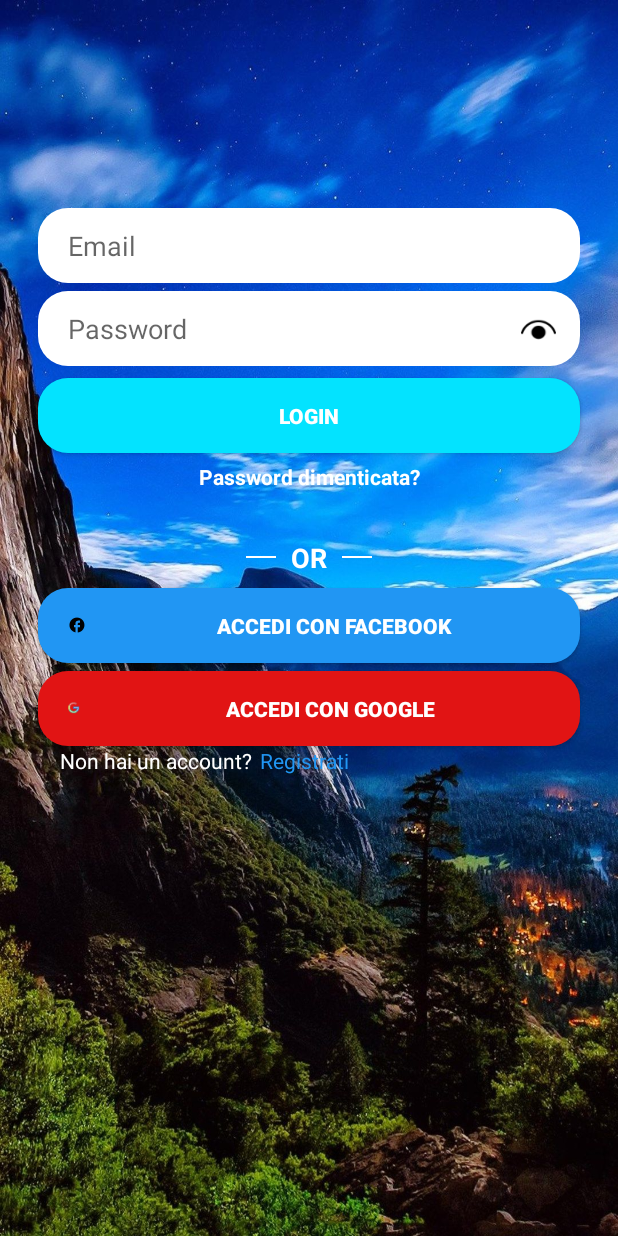
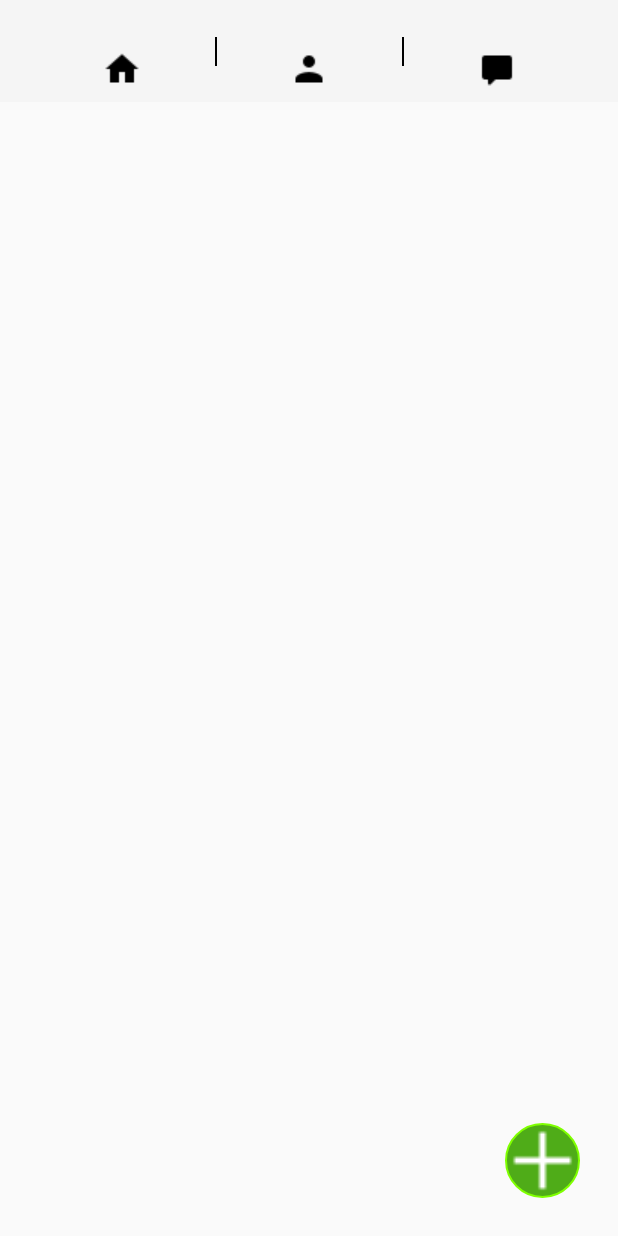
Before and after one commit to Franck024/INGSW_NaTour21, an Android app: the screen it shows after launch (ControllerLogin before the commit, ControllerHome after it), after a tap on "LOGIN", on a phone screen of 412 x 824 dp. Run offline under Robolectric (Android 15) with nearby library versions, the phone set to English and light mode, and no system bars; libraries missing offline, so code that uses them is left out: com.amplifyframework, com.amplifyframework.auth, com.amplifyframework.rx; 2 statements that could not run were skipped.

Commit message:
Creati frame e login
-frame Home
-frame toolbar
-Controller vari
-collegamento tra i frame

```diff
--- a/3_CodiceSorgente/IngSW_NaTour21/app/src/main/AndroidManifest.xml
+++ b/3_CodiceSorgente/IngSW_NaTour21/app/src/main/AndroidManifest.xml
@@ -43,6 +43,8 @@
         <activity android:name=".ControllerLogin" />
         <activity android:name=".ControllerRegistrazione" />
         <activity android:name=".ControllerRecovery" />
+        <activity android:name=".ControllerHome" />
+        <activity android:name=".ControllerAddItin" />
 
     </application>
 
--- /dev/null
+++ b/3_CodiceSorgente/IngSW_NaTour21/app/src/main/java/com/example/natour21/ControllerAddItin.java
@@ -0,0 +1,13 @@
+package com.example.natour21;
+
+import android.os.Bundle;
+
+import androidx.appcompat.app.AppCompatActivity;
+
+public class ControllerAddItin extends AppCompatActivity {
+    @Override
+    protected void onCreate(Bundle savedInstanceState) {
+        super.onCreate(savedInstanceState);
+        setContentView(R.layout.frame_inserzione_itinerario);
+    }
+}
--- /dev/null
+++ b/3_CodiceSorgente/IngSW_NaTour21/app/src/main/java/com/example/natour21/ControllerHome.java
@@ -0,0 +1,30 @@
+package com.example.natour21;
+
+import android.content.Intent;
+import android.os.Bundle;
+import android.view.animation.Animation;
+import android.view.animation.AnimationUtils;
+import android.widget.ImageView;
+
+import androidx.appcompat.app.AppCompatActivity;
+
+public class ControllerHome extends AppCompatActivity {
+    private ImageView add_itin;
+    private Animation anim_btn = null, anim_txtview = null;
+
+    @Override
+    protected void onCreate(Bundle savedInstanceState) {
+        super.onCreate(savedInstanceState);
+        setContentView(R.layout.frame_home);
+
+        add_itin = findViewById(R.id.btn_add_itin);
+
+        anim_btn = AnimationUtils.loadAnimation(getApplicationContext(),R.anim.anim_bottone);
+        anim_txtview = AnimationUtils.loadAnimation(getApplicationContext(),R.anim.anim_textview);
+
+        add_itin.setOnClickListener(v -> {
+            add_itin.startAnimation(anim_btn);
+            startActivity(new Intent(ControllerHome.this, ControllerAddItin.class));
+        });
+    }
+}
--- a/3_CodiceSorgente/IngSW_NaTour21/app/src/main/java/com/example/natour21/ControllerLogin.java
+++ b/3_CodiceSorgente/IngSW_NaTour21/app/src/main/java/com/example/natour21/ControllerLogin.java
@@ -59,7 +59,10 @@ public class ControllerLogin extends AppCompatActivity {
         pass_dim.setOnClickListener(view -> startActivity(new Intent(ControllerLogin.this, ControllerRecovery.class)));
 
         //Click bottoni
-        login.setOnClickListener(v -> login.startAnimation(anim_btn));
+        login.setOnClickListener(v -> {
+            login.startAnimation(anim_btn);
+            startActivity(new Intent(ControllerLogin.this, ControllerHome.class));
+        });
         fb.setOnClickListener(v -> fb.startAnimation(anim_btn));
         google.setOnClickListener(v -> google.startAnimation(anim_btn));
 
--- a/3_CodiceSorgente/IngSW_NaTour21/app/src/main/java/com/example/natour21/MainActivity.java
+++ b/3_CodiceSorgente/IngSW_NaTour21/app/src/main/java/com/example/natour21/MainActivity.java
@@ -17,6 +17,7 @@ public class MainActivity extends AppCompatActivity {
         super.onCreate(savedInstanceState);
         Intent page1 = new Intent(MainActivity.this, ControllerLogin.class);
         startActivity(page1);
+
 
         //Test fetching dell'auth session
         /*RxAmplify.Auth.fetchAuthSession()
--- /dev/null
+++ b/3_CodiceSorgente/IngSW_NaTour21/app/src/main/res/drawable/btn_sfera.xml
@@ -0,0 +1,8 @@
+<?xml version="1.0" encoding="utf-8"?>
+<shape xmlns:android="http://schemas.android.com/apk/res/android">
+    <corners android:radius="1000dp"/>
+    <solid android:color="@color/green"/>
+    <stroke
+        android:width="1dp"
+        android:color="@color/light_green"></stroke>
+</shape>
--- /dev/null
+++ b/3_CodiceSorgente/IngSW_NaTour21/app/src/main/res/layout/frame_home.xml
@@ -0,0 +1,29 @@
+<?xml version="1.0" encoding="utf-8"?>
+<androidx.constraintlayout.widget.ConstraintLayout xmlns:android="http://schemas.android.com/apk/res/android"
+    xmlns:app="http://schemas.android.com/apk/res-auto"
+    xmlns:tools="http://schemas.android.com/tools"
+    android:layout_width="match_parent"
+    android:layout_height="match_parent">
+
+    <RelativeLayout
+        android:layout_width="match_parent"
+        android:layout_height="wrap_content"
+        app:layout_constraintEnd_toEndOf="parent"
+        app:layout_constraintStart_toStartOf="parent"
+        app:layout_constraintTop_toTopOf="parent">
+
+        <include layout="@layout/toolbar"></include>
+    </RelativeLayout>
+
+
+    <ImageView
+        android:id="@+id/btn_add_itin"
+        android:layout_width="50dp"
+        android:layout_height="50dp"
+        android:layout_marginRight="25dp"
+        android:layout_marginVertical="25dp"
+        app:srcCompat="@mipmap/plus"
+        android:background="@drawable/btn_sfera"
+        app:layout_constraintBottom_toBottomOf="parent"
+        app:layout_constraintEnd_toEndOf="parent" />
+</androidx.constraintlayout.widget.ConstraintLayout>
--- a/3_CodiceSorgente/IngSW_NaTour21/app/src/main/res/layout/frame_login.xml
+++ b/3_CodiceSorgente/IngSW_NaTour21/app/src/main/res/layout/frame_login.xml
@@ -183,7 +183,6 @@
 
         <Button
             android:id="@+id/eye"
-
             android:layout_width="23dp"
             android:layout_height="22dp"
             android:layout_marginTop="10dp"
--- /dev/null
+++ b/3_CodiceSorgente/IngSW_NaTour21/app/src/main/res/layout/toolbar.xml
@@ -0,0 +1,69 @@
+<?xml version="1.0" encoding="utf-8"?>
+<androidx.constraintlayout.widget.ConstraintLayout xmlns:android="http://schemas.android.com/apk/res/android"
+    xmlns:app="http://schemas.android.com/apk/res-auto"
+    xmlns:tools="http://schemas.android.com/tools"
+    android:layout_width="match_parent"
+    android:layout_height="wrap_content"
+    android:background="@color/lightgrey">
+
+
+    <Button
+        android:id="@+id/btnUtente"
+        android:layout_width="wrap_content"
+        android:layout_height="wrap_content"
+        android:layout_marginVertical="10dp"
+        android:background="@android:color/transparent"
+        android:drawableBottom="@mipmap/user"
+        app:layout_constraintBottom_toBottomOf="parent"
+        app:layout_constraintEnd_toEndOf="parent"
+        app:layout_constraintStart_toStartOf="parent"
+        app:layout_constraintTop_toTopOf="parent" />
+
+    <Button
+        android:id="@+id/btnHome"
+        android:layout_width="wrap_content"
+        android:layout_height="wrap_content"
+        android:layout_marginVertical="10dp"
+        android:background="@android:color/transparent"
+        android:drawableBottom="@mipmap/home"
+        app:layout_constraintBottom_toBottomOf="parent"
+        app:layout_constraintEnd_toStartOf="@+id/btnUtente"
+        app:layout_constraintStart_toStartOf="parent"
+        app:layout_constraintTop_toTopOf="parent" />
+
+    <Button
+        android:id="@+id/btnMessage"
+        android:layout_width="wrap_content"
+        android:layout_height="wrap_content"
+        android:layout_marginVertical="10dp"
+        android:background="@android:color/transparent"
+        android:drawableBottom="@mipmap/message"
+        app:layout_constraintBottom_toBottomOf="parent"
+        app:layout_constraintEnd_toEndOf="parent"
+        app:layout_constraintStart_toEndOf="@+id/btnUtente"
+        app:layout_constraintTop_toTopOf="parent" />
+
+    <TextView
+        android:id="@+id/textView"
+        android:layout_width="1dp"
+        android:layout_height="wrap_content"
+        android:background="@color/black"
+        android:text=""
+        app:layout_constraintBottom_toBottomOf="parent"
+        app:layout_constraintEnd_toStartOf="@+id/btnUtente"
+        app:layout_constraintStart_toEndOf="@+id/btnHome"
+        app:layout_constraintTop_toTopOf="parent" />
+
+    <TextView
+        android:id="@+id/textView2"
+        android:layout_width="1dp"
+        android:layout_height="wrap_content"
+        android:background="@color/black"
+        android:text=""
+        app:layout_constraintEnd_toStartOf="@+id/btnMessage"
+        app:layout_constraintStart_toEndOf="@+id/btnUtente"
+        app:layout_constraintTop_toTopOf="parent"
+        app:layout_constraintBottom_toBottomOf="parent"/>
+
+
+</androidx.constraintlayout.widget.ConstraintLayout>
--- a/3_CodiceSorgente/IngSW_NaTour21/app/src/main/res/values/colors.xml
+++ b/3_CodiceSorgente/IngSW_NaTour21/app/src/main/res/values/colors.xml
@@ -12,4 +12,5 @@
     <color name="green">#FF4FAC18</color>
     <color name="red">#FFFF0000</color>
     <color name="lightgrey">#f5f5f5</color>
+    <color name="light_green">#7fff00</color>
 </resources>
```
Also changed, not shown: 3_CodiceSorgente/IngSW_NaTour21/app/src/main/res/mipmap-mdpi/home.png (added), 3_CodiceSorgente/IngSW_NaTour21/app/src/main/res/mipmap-mdpi/message.png (added), 3_CodiceSorgente/IngSW_NaTour21/app/src/main/res/mipmap-mdpi/plus.png (added), 3_CodiceSorgente/IngSW_NaTour21/app/src/main/res/mipmap-mdpi/user.png (added).
